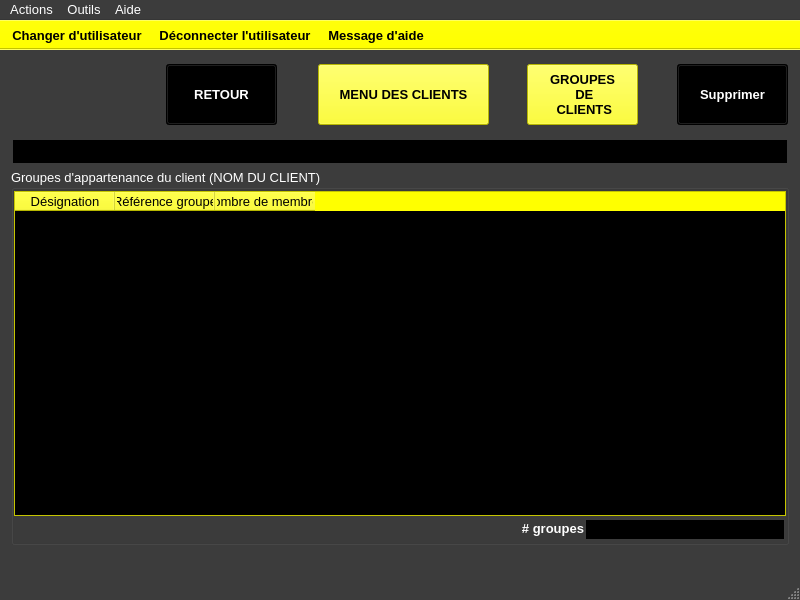
Old version of the form ui/crm/yeroth-erp-groupes-dun-client-window.ui in the repository xnoumbissinoundou/yeroth-erp-3.0.
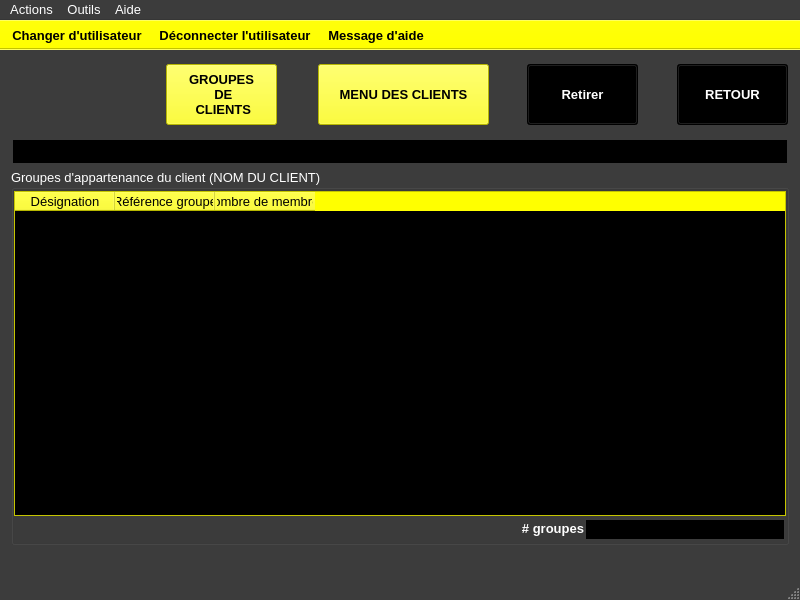
New version of the form. Icons and pictures are not drawn. Custom widgets are drawn as their Qt base class.

Diff of the .ui file:
```diff
--- a/ui/crm/yeroth-erp-groupes-dun-client-window.ui
+++ b/ui/crm/yeroth-erp-groupes-dun-client-window.ui
@@ -440,7 +440,7 @@
    <widget class="YerothPushButton" name="pushButton_supprimer">
     <property name="geometry">
      <rect>
-      <x>677</x>
+      <x>527</x>
       <y>14</y>
       <width>111</width>
       <height>61</height>
@@ -869,7 +869,7 @@
      </font>
     </property>
     <property name="text">
-     <string>Supprimer</string>
+     <string>Retirer</string>
     </property>
    </widget>
    <widget class="QGroupBox" name="groupBox">
@@ -2630,7 +2630,7 @@
    <widget class="YerothPushButton" name="pushButton_RETOUR">
     <property name="geometry">
      <rect>
-      <x>166</x>
+      <x>677</x>
       <y>14</y>
       <width>111</width>
       <height>61</height>
@@ -3066,7 +3066,7 @@
    <widget class="YerothPushButton" name="pushButton_groupes_de_clients">
     <property name="geometry">
      <rect>
-      <x>527</x>
+      <x>166</x>
       <y>14</y>
       <width>111</width>
       <height>61</height>
```
Left out of the diff: 15 changed lines with no effect on the pictures.
